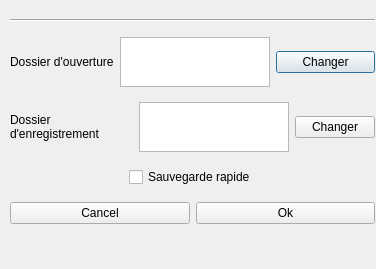
Before: the Qt Designer form preferencesdialog.ui in TheKamouth/Gliltchlab, drawn with Qt 5.
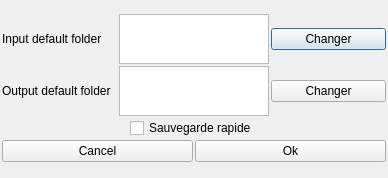
After: the same form once the commit is applied.

Commit message: - desaturation node improvements : Working desaturation method changes, added lightness factor value parameter - folder rename/cleaning - add shaders to resources file wip : - scanner node - added empty time control and timeline widgets todo : - pixel sort node

The edit to the form file:
```diff
--- a/preferencesdialog.ui
+++ b/preferencesdialog.ui
@@ -6,36 +6,37 @@
    <rect>
     <x>0</x>
     <y>0</y>
-    <width>376</width>
-    <height>269</height>
+    <width>388</width>
+    <height>178</height>
    </rect>
   </property>
   <property name="windowTitle">
    <string>Dialog</string>
   </property>
-  <widget class="QWidget" name="verticalLayoutWidget">
-   <property name="geometry">
-    <rect>
-     <x>10</x>
-     <y>10</y>
-     <width>365</width>
-     <height>243</height>
-    </rect>
+  <layout class="QVBoxLayout" name="verticalLayout_2">
+   <property name="spacing">
+    <number>2</number>
    </property>
+   <property name="leftMargin">
+    <number>2</number>
+   </property>
+   <property name="topMargin">
+    <number>2</number>
+   </property>
+   <property name="rightMargin">
+    <number>2</number>
+   </property>
+   <property name="bottomMargin">
+    <number>2</number>
+   </property>
+   <item>
    <layout class="QVBoxLayout" name="verticalLayout">
-    <item>
-     <widget class="Line" name="line_2">
-      <property name="orientation">
-       <enum>Qt::Horizontal</enum>
-      </property>
-     </widget>
-    </item>
     <item>
      <layout class="QHBoxLayout" name="horizontalLayout">
       <item>
        <widget class="QLabel" name="label">
         <property name="text">
-         <string>Dossier d'ouverture</string>
+          <string>Input default folder</string>
         </property>
         <property name="wordWrap">
          <bool>true</bool>
@@ -75,7 +76,7 @@
       <item>
        <widget class="QLabel" name="label_2">
         <property name="text">
-         <string>Dossier d'enregistrement</string>
+          <string>Output default folder</string>
         </property>
         <property name="wordWrap">
          <bool>true</bool>
@@ -192,7 +193,8 @@
      </widget>
     </item>
    </layout>
-  </widget>
+   </item>
+  </layout>
  </widget>
  <resources/>
  <connections>
```
Lines whose indentation alone changed are shown as unchanged. The commit also changes 53 other files.
